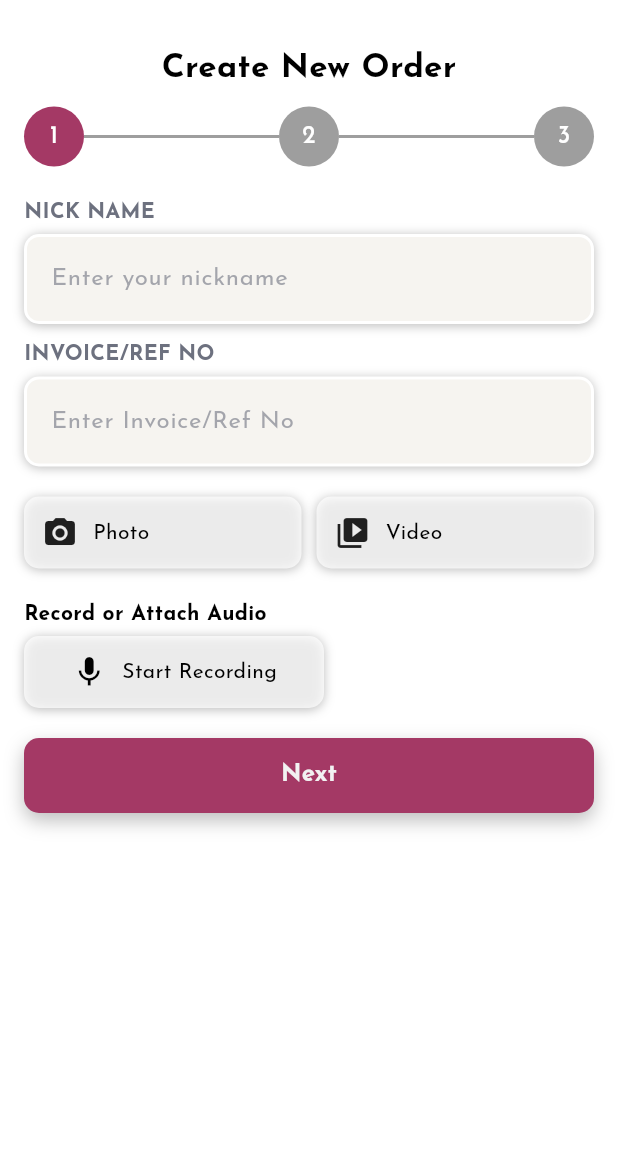
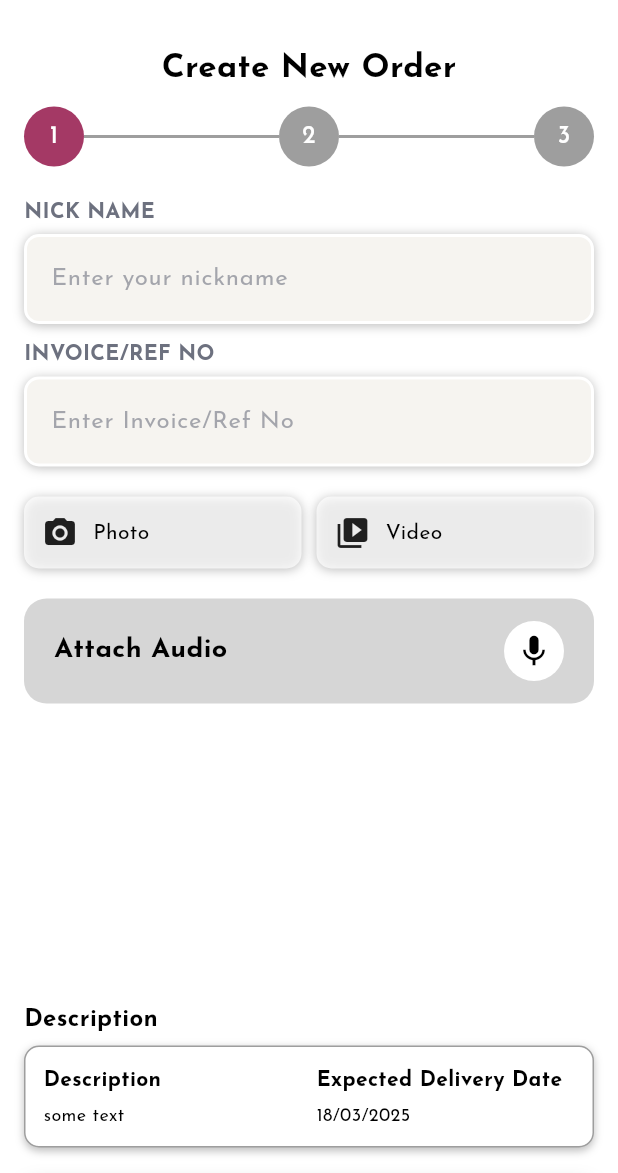
Before and after one commit to NigilDharsan/TN-Jewellers, a Flutter app: the FavoriteViewScreen screen opened directly, after a tap on "ORDER NOW", on a phone screen of 412 x 824 dp, the part 63-1236 px from its top. Run offline on Flutter 3.47's test engine with Material 3 defaults, Android fonts, the phone set to English and light mode, and no system bars; our stand-ins replace connectivity_plus, file_picker, flutter_svg, flutter_switch, get, get_storage and 4 more; missing offline and left inert: record; accounts and stored records are empty; project files that could hold a hidden picture were left out.

Commit message:
feat:Create the audio file and date picker

```diff
--- a/lib/src/Dashbord/Favorite/FavoriteViewScreen.dart
+++ b/lib/src/Dashbord/Favorite/FavoriteViewScreen.dart
@@ -378,7 +378,7 @@ class _FavoriteViewScreenState extends State<FavoriteViewScreen> {
                     ),
                   ),
                 ),
-                SizedBox(height: 30),
+                SizedBox(height: 20),
                 GestureDetector(
                   onTap: () {
                     setState(() {
--- a/lib/src/Dashbord/OderScreen/OrderScreen3.dart
+++ b/lib/src/Dashbord/OderScreen/OrderScreen3.dart
@@ -57,11 +57,11 @@ class _OrderScreenThreeState extends State<OrderScreenThree> {
             Row(
               children: [
                 Expanded(
-                  child: _buildTextWithValue('Customer Name', 'NIKIL'),
+                  child: _buildTextWithValue('Work Order Type', 'NEW SIZE'),
                 ),
                 const SizedBox(width: 10),
                 Expanded(
-                  child: _buildTextWithValue('Invoice Number', 'THOJR-123'),
+                  child: _buildTextWithValue('Art No/Browse Catalog', 'BNG7685-23'),
                 ),
               ],
             ),
--- a/lib/src/Dashbord/OderScreen/OrderbasicScreen.dart
+++ b/lib/src/Dashbord/OderScreen/OrderbasicScreen.dart
@@ -4,11 +4,13 @@ import 'package:TNJewellers/src/Dashbord/OderScreen/StepIndicator.dart';
 import 'package:TNJewellers/utils/colors.dart';
 import 'package:file_picker/file_picker.dart';
 import 'package:flutter/material.dart';
-import 'package:flutter_sound/flutter_sound.dart';
 import 'package:get/get.dart';
 import 'package:path_provider/path_provider.dart';
 import 'package:permission_handler/permission_handler.dart';
-
+import 'dart:async';
+import 'package:collection/collection.dart';
+import 'package:open_file/open_file.dart';
+import 'package:record/record.dart';
 
 class Orderbasicscreen extends StatefulWidget {
   const Orderbasicscreen({super.key});
@@ -21,14 +23,9 @@ class _OrderbasicscreenState extends State<Orderbasicscreen> {
   final _formKey = GlobalKey<FormState>();
   final TextEditingController firstnameController = TextEditingController();
   final TextEditingController invoiceController = TextEditingController();
-  FlutterSoundRecorder? _recorder;
-  FlutterSoundPlayer? _player;
-  bool _isRecording = false;
-  String? _audioPath;
   String? selectedAudioFile;
   String? selectedPhoto;
   String? selectedVideo;
-  bool _isPlaying = false;
   int currentStep = 1;
 
   // Pick File Function
@@ -55,53 +52,120 @@ class _OrderbasicscreenState extends State<Orderbasicscreen> {
       });
     }
   }
+
+
+  final AudioRecorder _recorder = AudioRecorder();
+  bool _isRecording = false;
+  bool _isPaused = false;
+  String? _currentFilePath;
+  List<String> _recordedFiles = [];
+  int _elapsedTime = 0;
+  Timer? _timer;
+  final TextEditingController _filenameController = TextEditingController();
+
   @override
   void initState() {
     super.initState();
-    _recorder = FlutterSoundRecorder();
-    _initRecorder();
-  }
-  Future<void> _initRecorder() async {
-    await _recorder!.openRecorder();
-    await Permission.microphone.request();
+    _requestPermissions();
+    _loadRecordedFiles();
   }
 
+  Future<void> _requestPermissions() async {
+    await Permission.microphone.request();
+    await Permission.storage.request();
+  }
   Future<void> _startRecording() async {
-    Directory tempDir = await getTemporaryDirectory();
-    _audioPath = '${tempDir.path}/audio_record.wav';
+    if (_isRecording) return;
+    Directory dir = await getApplicationDocumentsDirectory();
+    String filename = _filenameController.text.trim().isEmpty
+        ? "Audio_${DateTime.now().millisecondsSinceEpoch}"
+        : _filenameController.text.trim();
+    _currentFilePath = '${dir.path}/$filename.mp4';
+    if (await _recorder.hasPermission()) {
+      await _recorder.start(const RecordConfig(), path: _currentFilePath!);
+      _timer = Timer.periodic(Duration(seconds: 1), (timer) {
+        setState(() {
+          _elapsedTime++;
+        });
+      });
 
-    await _recorder!.startRecorder(toFile: _audioPath!);
-    setState(() => _isRecording = true);
+      setState(() {
+        _isRecording = true;
+        _isPaused = false;
+      });
+    }
+  }
+  Future<void> _pauseRecording() async {
+    if (!_isRecording || _isPaused) return;
+
+    await _recorder.pause();
+    _timer?.cancel();
+    setState(() {
+      _isPaused = true;
+    });
+  }
+  Future<void> _resumeRecording() async {
+    if (!_isRecording || !_isPaused) return;
+    await _recorder.resume();
+    _timer = Timer.periodic(Duration(seconds: 1), (timer) {
+      setState(() {
+        _elapsedTime++;
+      });
+    });
+    setState(() {
+      _isPaused = false;
+    });
+  }
+  Future<void> _stopRecording() async {
+    if (!_isRecording) return;
+
+    await _recorder.stop();
+    _timer?.cancel();
+
+    setState(() {
+      _isRecording = false;
+      _isPaused = false;
+      _elapsedTime = 0;
+      if (_currentFilePath != null) {
+        _recordedFiles.add(_currentFilePath!);
+      }
+    });
+
+    _loadRecordedFiles();
+  }
+  Future<void> _deleteRecording(int index) async {
+    File file = File(_recordedFiles[index]);
+    if (await file.exists()) {
+      await file.delete();
     }
 
-  Future<void> _stopRecording() async {
-    await _recorder!.stopRecorder();
-    setState(() => _isRecording = false);
+    setState(() {
+      _recordedFiles.removeAt(index);
+    });
+
+    _loadRecordedFiles();
+  }
+  Future<void> _loadRecordedFiles() async {
+    Directory dir = await getApplicationDocumentsDirectory();
+    List<FileSystemEntity> files = dir.listSync();
+
+    setState(() {
+      _recordedFiles = files
+          .where((file) => file.path.endsWith(".mp4")) // Filter only MP4 files
+          .map((file) => file.path)
+          .toList();
+
+      _recordedFiles.sort((a, b) =>
+          compareNatural(a.split('/').last, b.split('/').last)
+      );
+    });
+  }
+  Future<void> _openFile(String filePath) async {
+    await OpenFile.open(filePath);
   }
 
-  Future<void> _playAudio() async {
-    if (_audioPath != null && !_isPlaying) {
-      await _player!.startPlayer(
-        fromURI: _audioPath!,
-        whenFinished: () {
-          setState(() => _isPlaying = false);
-        },
-      );
-      setState(() => _isPlaying = true);
-    }
-  }
 
-  void _deleteAudio() {
-    setState(() {
-      _audioPath = null;
-    });
-  }
-  @override
-  void dispose() {
-    _recorder!.closeRecorder();
-    super.dispose();
-  }
-  // Go to Next Screen
+
   void nextStep() {
     if (_formKey.currentState!.validate()) {
       Get.to(() => OrderScreenTwo());
@@ -157,6 +221,7 @@ class _OrderbasicscreenState extends State<Orderbasicscreen> {
                 alignment: Alignment.centerLeft,
                 child: buildAudioAttachment(),
               ),
+              _buildDescriptionContainer(),
               SizedBox(height: 20),
               Container(
                 width: double.infinity,
@@ -273,96 +338,147 @@ class _OrderbasicscreenState extends State<Orderbasicscreen> {
             ),
           ),
         ),
-        if (fileName != null) ...[
+      ],
+    );
+  }
+
+  Widget _buildDescriptionContainer() {
+    return Column(
+      crossAxisAlignment: CrossAxisAlignment.start,
+      children: [
+        Text('Description',
+            style: TextStyle(fontSize: 16, fontWeight: FontWeight.bold)),
         SizedBox(height: 5),
         Container(
-            padding: EdgeInsets.all(10),
+          padding: EdgeInsets.all(12),
           decoration: BoxDecoration(
-              color: white6,
+            color: Colors.white,
             borderRadius: BorderRadius.circular(10),
+            border: Border.all(color: Colors.grey),
             boxShadow: [
               BoxShadow(
                 color: Colors.black26,
-                  blurRadius: 5,
-                  offset: Offset(0, 1),
+                blurRadius: 4,
+                offset: Offset(0, 2),
               ),
             ],
           ),
           child: Row(
-              mainAxisAlignment: MainAxisAlignment.spaceBetween,
             children: [
-                Expanded(child: Text(fileName, overflow: TextOverflow.ellipsis)),
+              Expanded(
+                child: _buildContentValue(
+                  'Description',
+                  'some text',
+                ),
+              ),
+              const SizedBox(width: 10),
+              Expanded(
+                child:
+                _buildContentValue('Expected Delivery Date', '18/03/2025'),
+              ),
             ],
           ),
         ),
       ],
+    );
+  }
+
+  Widget _buildContentValue(String label, String value) {
+    return Column(
+      crossAxisAlignment: CrossAxisAlignment.start,
+      children: [
+        Text(
+          label,
+          style: TextStyle(fontSize: 14, fontWeight: FontWeight.bold),
+        ),
+        SizedBox(height: 5),
+        Text(
+          value,
+          style: TextStyle(fontSize: 12),
+        ),
       ],
     );
   }
+
+
 
   Widget buildAudioAttachment() {
     return Column(
       crossAxisAlignment: CrossAxisAlignment.start,
       children: [
-        Text("Record or Attach Audio", style: TextStyle(fontWeight: FontWeight.bold)),
-        SizedBox(height: 5),
-        GestureDetector(
-          onTap: _isRecording ? _stopRecording : _startRecording,
-          child: Container(
-            width: 200,
-            padding: EdgeInsets.all(12),
+        Container(
+          padding: EdgeInsets.symmetric(horizontal: 20, vertical: 15),
           decoration: BoxDecoration(
-              color: Colors.white70,
-              borderRadius: BorderRadius.circular(10),
-              boxShadow: [
-                BoxShadow(
-                  color: Colors.black26,
-                  blurRadius: 5,
-                  offset: Offset(0, 1),
-                ),
-              ],
-            ),
-            child: Row(
-              mainAxisAlignment: MainAxisAlignment.center,
-              children: [
-                Icon(_isRecording ? Icons.stop : Icons.mic, color: Colors.black),
-                SizedBox(width: 10),
-                Text(_isRecording ? "Stop Recording" : "Start Recording", style: TextStyle(color: Colors.black, fontSize: 14)),
-              ],
-            ),
-          ),
-        ),
-        if (_audioPath != null) ...[
-          SizedBox(height: 10),
-          Container(
-            padding: EdgeInsets.all(10),
-            decoration: BoxDecoration(
-              color: Colors.white,
-              borderRadius: BorderRadius.circular(10),
-              boxShadow: [
-                BoxShadow(
-                  color: Colors.black26,
-                  blurRadius: 5,
-                  offset: Offset(0, 1),
-                ),
-              ],
+            borderRadius: BorderRadius.circular(15),
+            color: Colors.grey[350],
           ),
           child: Row(
             mainAxisAlignment: MainAxisAlignment.spaceBetween,
             children: [
-                Expanded(child: Text("Recorded Audio: ${_audioPath!.split('/').last}", overflow: TextOverflow.ellipsis)),
+              Row(
+                children: [
+                  Text(
+                    _isRecording
+                        ? (_isPaused ? "Paused" : "Recording... $_elapsedTime sec")
+                        : "Attach Audio",
+                    style: TextStyle(fontSize: 18, fontWeight: FontWeight.bold),
+                  ),
+                ],
+              ),
+              _isRecording
+                  ? Row(
+                children: [
                   IconButton(
-                  icon: Icon(Icons.play_arrow, color: Colors.green),
-                  onPressed: _playAudio,
+                    icon: Icon(_isPaused ? Icons.play_arrow : Icons.pause, color: Colors.black, size: 25),
+                    onPressed: _isPaused ? _resumeRecording : _pauseRecording,
                   ),
                   IconButton(
-                  icon: Icon(Icons.delete, color: Colors.red),
-                  onPressed: _deleteAudio,
+                    icon: Icon(Icons.stop, color: Colors.black, size: 25),
+                    onPressed: _stopRecording,
+                  ),
+                ],
+              )
+                  : GestureDetector(
+                onTap: _startRecording,
+                child: CircleAvatar(
+                  radius: 20,
+                  backgroundColor: Colors.white,
+                  child: Icon(Icons.mic, color: Colors.black, size: 25),
+                ),
               ),
             ],
           ),
         ),
+        SizedBox(
+          height: 200, // Set a fixed height to avoid Expanded inside Column issue
+          child: ListView.builder(
+            itemCount: _recordedFiles.length,
+            itemBuilder: (context, index) {
+              return Card(
+                margin: EdgeInsets.symmetric(horizontal: 10, vertical: 5),
+                elevation: 3,
+                shape: RoundedRectangleBorder(borderRadius: BorderRadius.circular(10)),
+                child: ListTile(
+                  leading: Icon(Icons.volume_up_rounded, color: Colors.deepPurple),
+                  title: Text(_recordedFiles[index].split('/').last), // Show file name
+                  trailing: Row(
+                    mainAxisSize: MainAxisSize.min,
+                    children: [
+                      IconButton(
+                        icon: Icon(Icons.play_arrow, color: Colors.green),
+                        onPressed: () => _openFile(_recordedFiles[index]),
+                      ),
+                      IconButton(
+                        icon: Icon(Icons.delete, color: Colors.red),
+                        onPressed: () => _deleteRecording(index),
+                      ),
                     ],
+                  ),
+                ),
+              );
+            },
+          ),
+        ),
       ],
     );
   }
--- a/lib/src/Product/ProductScreen.dart
+++ b/lib/src/Product/ProductScreen.dart
@@ -150,7 +150,7 @@ class _ProductScreenState extends State<ProductScreen> {
           ClipRRect(
             borderRadius: BorderRadius.vertical(top: Radius.circular(10)),
             child: Image.asset(Images.product_ear_ring,
-                width: double.infinity, height: 120, fit: BoxFit.cover),
+                width: double.infinity, height: 80, fit: BoxFit.cover),
           ),
           Padding(
             padding: const EdgeInsets.all(8.0),
--- a/pubspec.yaml
+++ b/pubspec.yaml
@@ -47,6 +47,11 @@ dependencies:
   http:
   image_picker:
   intl:
+
+
+  record:
+  open_file:
+  collection:
 
   path:
   path_provider:
```
Also changed, not shown: lib/src/Dashbord/MenuScreen.dart (+6 -9 lines), lib/src/Dashbord/OderScreen/OrderScreen2.dart (+64 -33 lines), lib/utils/styles.dart (+4 -4 lines), 1 other file. Lines whose indentation alone changed are shown as unchanged.
